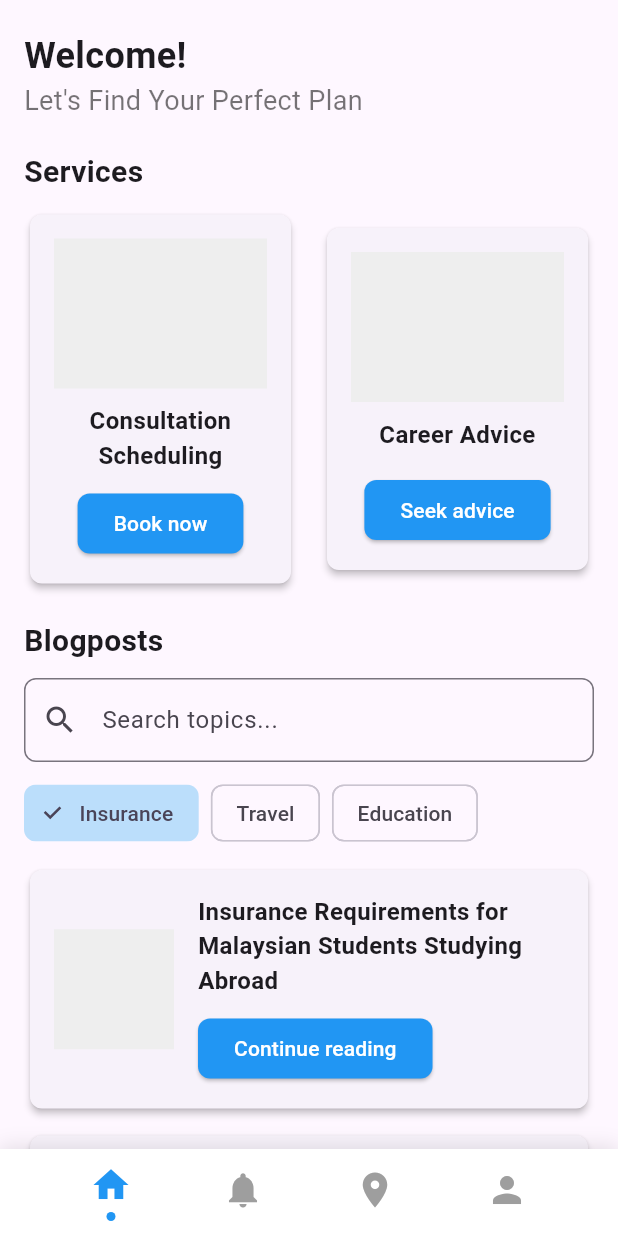
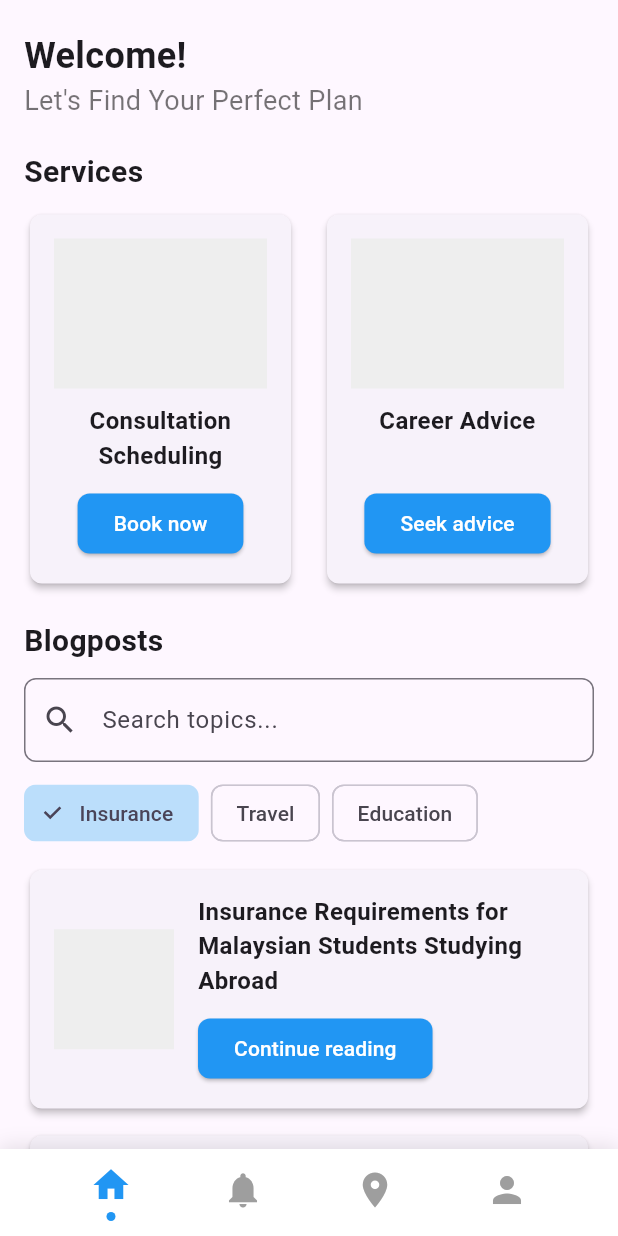
Before and after one commit to akmaleum/edumi-app, a Flutter app: the HomeScreen screen opened by its route, on a phone screen of 412 x 824 dp. Run offline on Flutter 3.47's test engine with Material 3 defaults, Android fonts, the phone set to English and light mode, and no system bars.

Commit message:
changed box size

```diff
--- a/lib/home.dart
+++ b/lib/home.dart
@@ -121,7 +121,7 @@ class HomeScreen extends StatelessWidget {
                                 ),
                                 textAlign: TextAlign.center,
                               ),
-                              const SizedBox(height: 15),
+                              const SizedBox(height: 33),
                               ElevatedButton(
                                 onPressed: () {},
                                 style: ElevatedButton.styleFrom(
```
